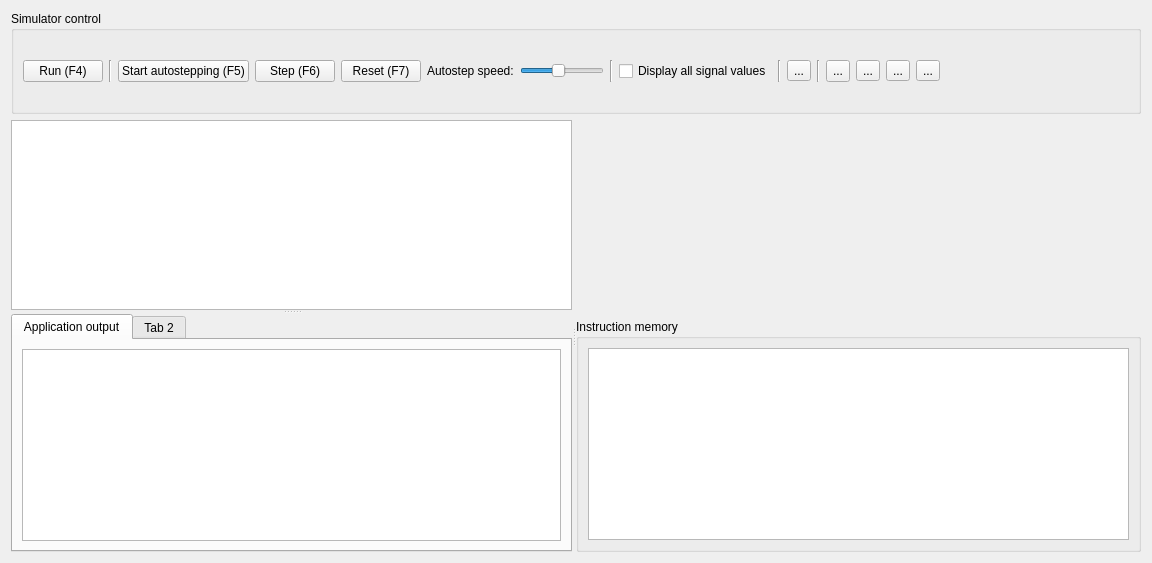
Before: the Qt Designer form src/processortab.ui in mortbopet/Ripes, drawn with Qt 5.
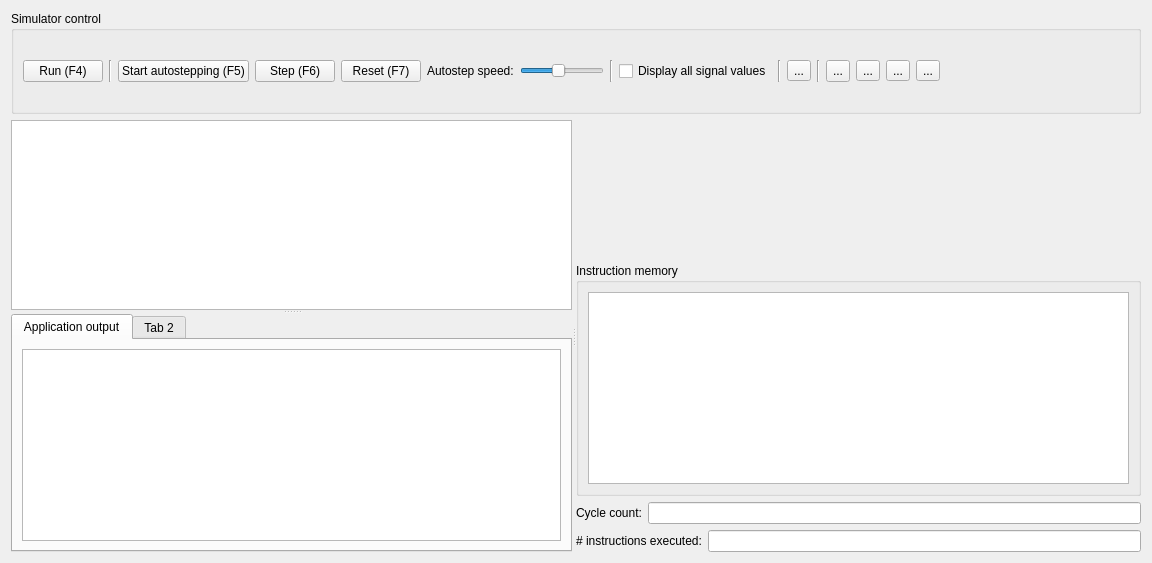
After: the same form once the commit is applied. Icons and pictures are not drawn. Custom widgets are drawn as their Qt base class.

Commit message: Display cycle count and # Instructions executed

```diff
--- a/src/processortab.ui
+++ b/src/processortab.ui
@@ -346,7 +346,7 @@
       </layout>
      </widget>
      <widget class="QWidget" name="verticalLayoutWidget">
-      <layout class="QVBoxLayout" name="verticalLayout_4" stretch="1,1">
+      <layout class="QVBoxLayout" name="verticalLayout_4" stretch="1,1,0,0">
        <item>
         <widget class="RegisterContainerWidget" name="registerContainer" native="true">
          <property name="minimumSize">
@@ -388,6 +388,42 @@
          </layout>
         </widget>
        </item>
+       <item>
+        <layout class="QHBoxLayout" name="horizontalLayout_4">
+         <item>
+          <widget class="QLabel" name="label_3">
+           <property name="text">
+            <string>Cycle count:</string>
+           </property>
+          </widget>
+         </item>
+         <item>
+          <widget class="QLineEdit" name="cycleCount">
+           <property name="readOnly">
+            <bool>true</bool>
+           </property>
+          </widget>
+         </item>
+        </layout>
+       </item>
+       <item>
+        <layout class="QHBoxLayout" name="horizontalLayout_3">
+         <item>
+          <widget class="QLabel" name="nInstrExecutedLabel">
+           <property name="text">
+            <string># instructions executed:</string>
+           </property>
+          </widget>
+         </item>
+         <item>
+          <widget class="QLineEdit" name="nInstrExecuted">
+           <property name="readOnly">
+            <bool>true</bool>
+           </property>
+          </widget>
+         </item>
+        </layout>
+       </item>
       </layout>
      </widget>
     </widget>
```
The commit also changes 4 other files.
